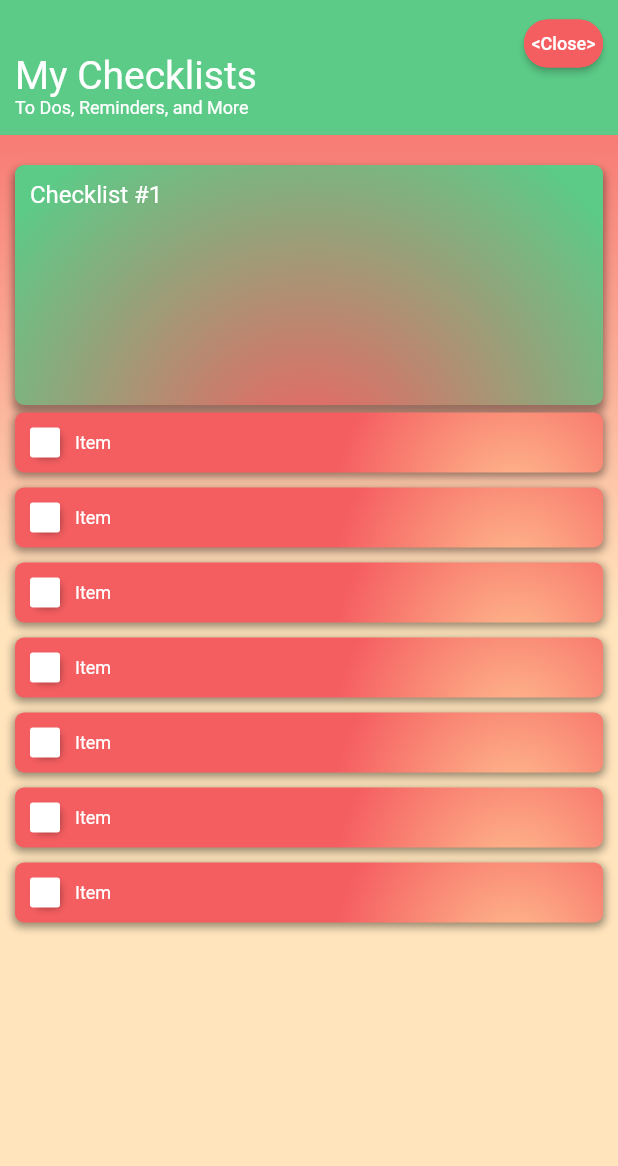
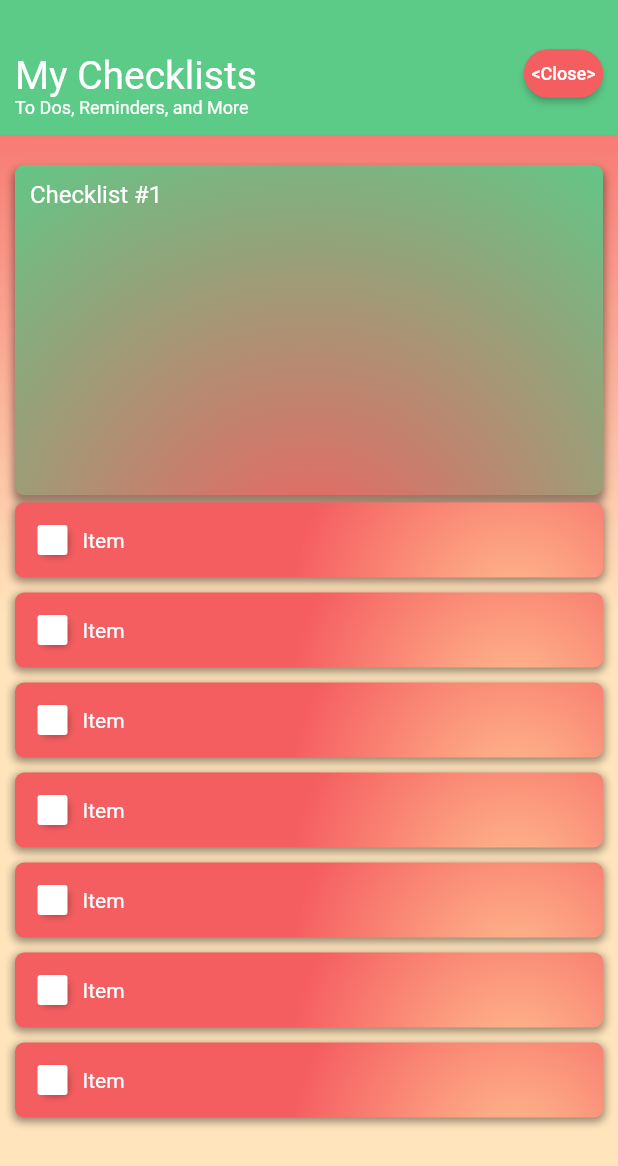
Before and after one commit to jbonnelycke/at-health, a Flutter app: the screen it shows after launch, on a phone screen of 412 x 824 dp. Shown: the top 1166 px of the screen. Run offline on Flutter 3.47's test engine with Material 2 defaults, Android fonts, the light colour scheme and no system bars; our stand-ins replace gradient_app_bar; missing offline and left inert: at_client_mobile, at_commons, at_demo_data.

Commit message:
Fixed scaling issues on checklist

```diff
--- a/at_health/lib/screens/checklist_screen.dart
+++ b/at_health/lib/screens/checklist_screen.dart
@@ -40,7 +40,7 @@ class _ChecklistScreenState extends State<ChecklistScreen> {
   }
 
   var closeButton = Positioned(
-      top : 5,
+      top : 25,
       right : 10,
       child : ButtonTheme(
           minWidth : 32,
@@ -91,9 +91,9 @@ class _ChecklistScreenState extends State<ChecklistScreen> {
 
 
   var checklistItem = Container(
-      height : 40,
+      height : 50,
       margin: EdgeInsets.fromLTRB(0,0,0,10),
-      padding: EdgeInsets.all(10),
+      padding: EdgeInsets.all(15),
       decoration: BoxDecoration(
           gradient: RadialGradient(
             center: Alignment(0.7, 2.0),
@@ -134,7 +134,7 @@ class _ChecklistScreenState extends State<ChecklistScreen> {
         ),
         Text("Item",
             style : TextStyle(
-                fontSize : 12,
+                fontSize : 14,
                 color: Colors.white
             )
         ),
@@ -201,7 +201,7 @@ class _ChecklistScreenState extends State<ChecklistScreen> {
                         margin : EdgeInsets.fromLTRB(10, 20, 10, 0),
                         padding : EdgeInsets.all(10),
                         width : double.infinity,
-                        height : 160,
+                        height : 220,
                         decoration: BoxDecoration(
                             gradient: RadialGradient(
                               center: Alignment(0, 1.5),
```
